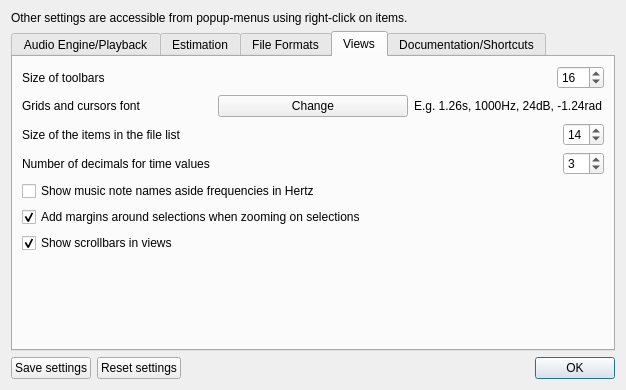
First picture: the form in src/wdialogsettings.ui, repository gillesdegottex/dfasma, before the edit.
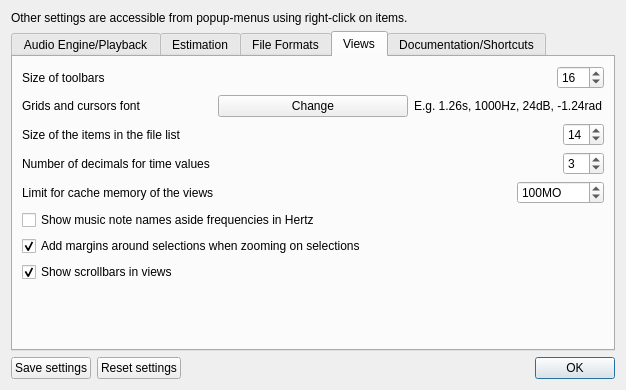
Second picture: the form after the edit. The open tabs and pages were chosen to show the change. Icons and pictures are not drawn.

Patch:
```diff
--- a/src/wdialogsettings.ui
+++ b/src/wdialogsettings.ui
@@ -601,6 +601,42 @@
          </item>
         </layout>
        </item>
+       <item>
+        <layout class="QHBoxLayout" name="horizontalLayout_14">
+         <item>
+          <widget class="QLabel" name="lblViewsCacheLimit">
+           <property name="sizePolicy">
+            <sizepolicy hsizetype="MinimumExpanding" vsizetype="Preferred">
+             <horstretch>0</horstretch>
+             <verstretch>0</verstretch>
+            </sizepolicy>
+           </property>
+           <property name="text">
+            <string>Limit for cache memory of the views</string>
+           </property>
+          </widget>
+         </item>
+         <item>
+          <widget class="QSpinBox" name="sbViewsCacheLimit">
+           <property name="suffix">
+            <string>MO</string>
+           </property>
+           <property name="minimum">
+            <number>0</number>
+           </property>
+           <property name="maximum">
+            <number>1000000</number>
+           </property>
+           <property name="singleStep">
+            <number>10</number>
+           </property>
+           <property name="value">
+            <number>100</number>
+           </property>
+          </widget>
+         </item>
+        </layout>
+       </item>
        <item>
         <widget class="QCheckBox" name="cbViewsShowMusicNoteNames">
          <property name="text">
```
Left out of the diff: 2 changed lines with no effect on the pictures.
